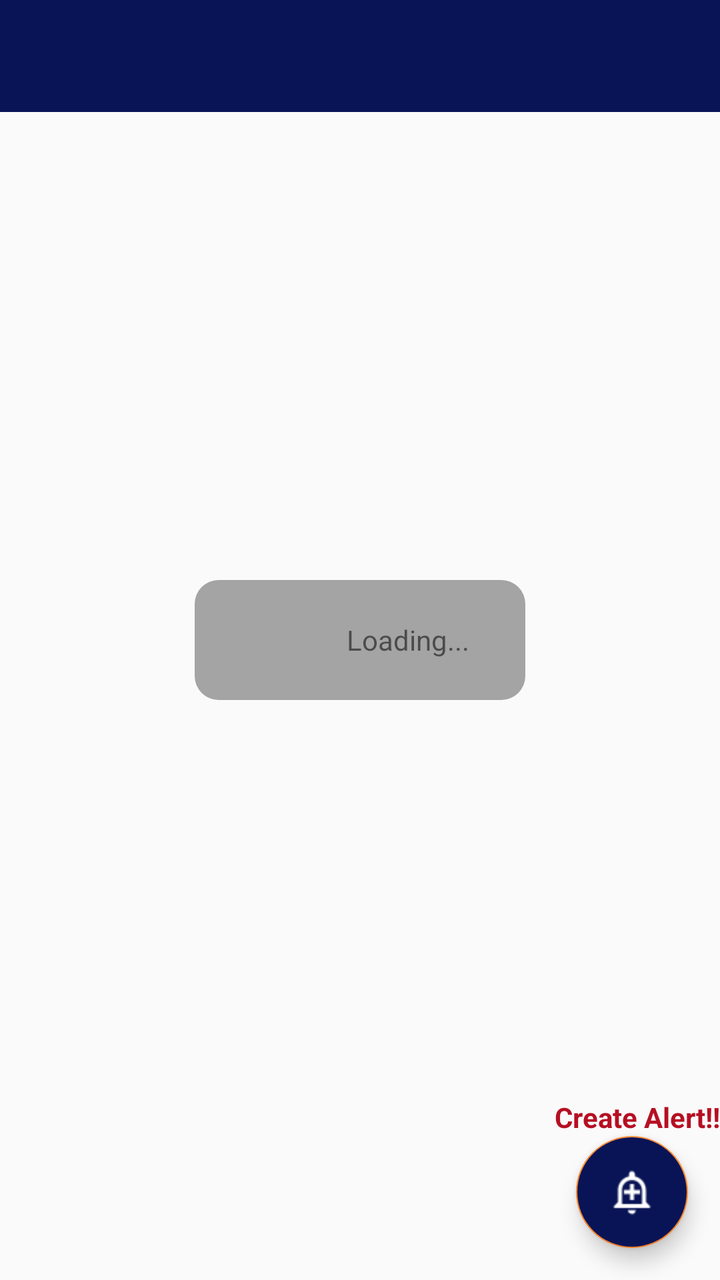
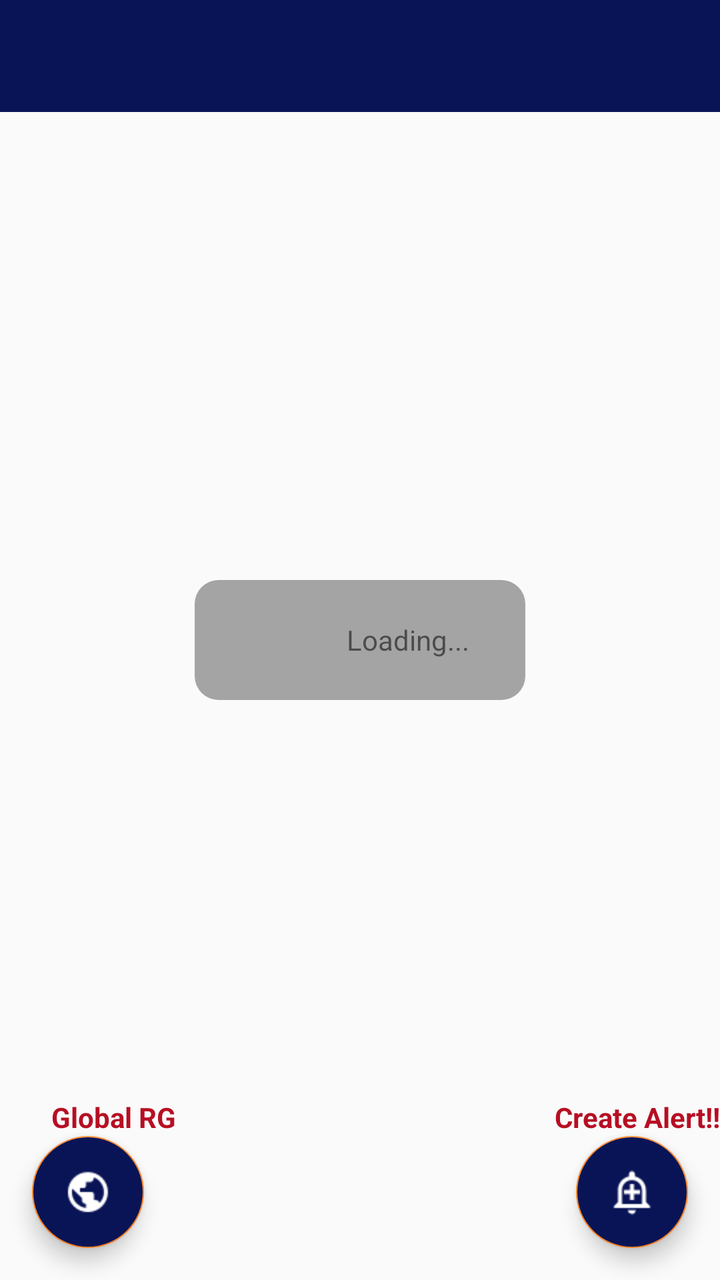

The first picture is an Android layout as it rendered before a commit; the second is the same layout after the commit. The layout source and the unified diff follow.
<!-- AndroidManifest.xml: application theme AppTheme -->
<!-- res/layout/activity_home.xml -->
<?xml version="1.0" encoding="utf-8"?>
<androidx.constraintlayout.widget.ConstraintLayout xmlns:android="http://schemas.android.com/apk/res/android"
    xmlns:app="http://schemas.android.com/apk/res-auto"
    xmlns:tools="http://schemas.android.com/tools"
    android:layout_width="match_parent"
    android:layout_height="match_parent"
    tools:context=".MainActivity">
    <com.google.android.material.appbar.AppBarLayout
        android:id="@+id/layout"

        android:layout_width="match_parent"
        android:layout_height="wrap_content"
        app:layout_constraintTop_toTopOf="parent"
        android:theme="@style/AppTheme.AppBarOverlay">
        <androidx.appcompat.widget.Toolbar
            android:id="@+id/toolbar"
            android:layout_width="match_parent"
            android:layout_height="?attr/actionBarSize"
            android:background="?attr/colorPrimary"
            app:popupTheme="@style/AppTheme.PopupOverlay" />


    </com.google.android.material.appbar.AppBarLayout>


    <androidx.recyclerview.widget.RecyclerView
        android:id="@+id/recycler_view"
        android:layout_width="match_parent"
        android:layout_height="wrap_content"
        android:layout_marginTop="@dimen/_10sdp"
        android:orientation="vertical"
        android:scrollbars="vertical"
        android:visibility="visible"
        app:layout_constraintLeft_toLeftOf="parent"
        app:layout_constraintRight_toRightOf="parent"
        app:layout_constraintTop_toBottomOf="@+id/layout" />


    <LinearLayout
        android:id="@+id/layout_discussions_progress"
        android:layout_width="wrap_content"
        android:layout_height="wrap_content"
        android:layout_centerInParent="true"
        android:background="@drawable/progress_background"
        android:orientation="horizontal"
        android:paddingHorizontal="20dp"
        android:paddingVertical="6dp"
        android:visibility="visible"
        app:layout_constraintBottom_toBottomOf="parent"
        app:layout_constraintEnd_toEndOf="parent"
        app:layout_constraintHorizontal_bias="0.5"
        app:layout_constraintStart_toStartOf="parent"
        app:layout_constraintTop_toTopOf="parent">

        <ProgressBar
            android:layout_width="wrap_content"
            android:layout_height="wrap_content" />

        <TextView
            android:layout_width="wrap_content"
            android:layout_height="wrap_content"
            android:layout_gravity="center_vertical"
            android:layout_marginHorizontal="8dp"
            android:text="Loading..." />

    </LinearLayout>





    <TextView
        android:layout_width="wrap_content"
        android:layout_height="wrap_content"
        android:text="No Data"
        app:layout_constraintBottom_toBottomOf="parent"
        app:layout_constraintEnd_toEndOf="parent"
        android:background="@drawable/error"
        app:layout_constraintHorizontal_bias="0.5"
        app:layout_constraintStart_toStartOf="parent"
        android:id="@+id/texterror"
        app:layout_constraintTop_toBottomOf="@+id/layout"
        android:paddingHorizontal="16dp"
        android:paddingVertical="17dp"
        android:textColor="@color/error"
        android:textSize="17sp"
        android:visibility="gone"/>

    <FrameLayout
        android:id="@+id/main_fragment"
        android:layout_width="match_parent"
        android:layout_height="match_parent"
        android:orientation="vertical"
        app:layout_constraintBottom_toBottomOf="parent"
        app:layout_constraintHorizontal_bias="0.0"
        app:layout_constraintLeft_toLeftOf="parent"
        app:layout_constraintRight_toRightOf="parent"
        app:layout_constraintTop_toTopOf="parent"
        app:layout_constraintVertical_bias="0.0">




    <LinearLayout
        android:layout_width="wrap_content"
        android:layout_height="wrap_content"
        android:layout_gravity="bottom|end"
        android:id="@+id/linear"
        android:orientation="vertical">

        <TextView
            android:layout_width="wrap_content"
            android:layout_height="wrap_content"
            android:layout_gravity="bottom|end"
            android:text="Create Alert!!"
            android:textStyle="bold"
            android:layout_marginRight="@dimen/_5sdp"
            android:textColor="@color/error" />

        <com.google.android.material.floatingactionbutton.FloatingActionButton
            android:id="@+id/floating_action_button"
            style="@style/Widget.Design.FloatingActionButton"
            android:layout_width="wrap_content"
            android:layout_height="wrap_content"
            android:layout_gravity="bottom|end"
            android:layout_marginRight="16dp"
            android:layout_marginBottom="16dp"
            android:background="@color/colorPrimary"
            android:backgroundTint="@color/colorPrimary"
            app:srcCompat="@drawable/addalaert"
            android:layout_marginEnd="16dp" />





    </LinearLayout>

    <LinearLayout
        android:layout_width="wrap_content"
        android:layout_height="wrap_content"
        android:layout_gravity="bottom|start"
        android:id="@+id/linear2"
        android:visibility="gone"
        android:orientation="vertical">

        <TextView
            android:layout_width="wrap_content"
            android:layout_height="wrap_content"
            android:layout_gravity="bottom|end"
            android:text="Join Global"
            android:textStyle="bold"
            android:layout_marginRight="@dimen/_5sdp"
            android:textColor="@color/error" />

        <com.google.android.material.floatingactionbutton.FloatingActionButton
            android:id="@+id/joinGlobal"
            style="@style/Widget.Design.FloatingActionButton"
            android:layout_width="wrap_content"
            android:layout_height="wrap_content"
            android:layout_gravity="bottom|end"
            android:layout_marginLeft="16dp"
            android:layout_marginBottom="16dp"
            android:background="@color/colorPrimary"
            android:backgroundTint="@color/colorPrimary"
            app:srcCompat="@drawable/global"
            android:layout_marginEnd="16dp"
            android:layout_marginStart="16dp" />

    </LinearLayout>

    </FrameLayout>

</androidx.constraintlayout.widget.ConstraintLayout>
<!-- resources referenced by this layout -->
<resources>
  <color name="colorPrimary">#091456</color>
  <color name="error">#B60F23</color>
  <!-- drawable addalaert: png bitmap (drawable, 363 bytes) -->
  <!-- drawable error (drawable) -->
  <?xml version="1.0" encoding="utf-8"?>
  <shape xmlns:android="http://schemas.android.com/apk/res/android"
      android:shape="rectangle">
  
      <solid android:color="#e4e4e4"/>
  
      <corners android:radius="10dp"/>
  
  </shape>
  <!-- drawable global: png bitmap (drawable, 502 bytes) -->
  <!-- drawable progress_background (drawable) -->
  <?xml version="1.0" encoding="utf-8"?>
  <shape xmlns:android="http://schemas.android.com/apk/res/android"
      android:shape="rectangle">
  
      <corners android:radius="12dp"/>
  
      <solid android:color="#a4a4a4"/>
  
  </shape>
  <style name="AppTheme.AppBarOverlay" parent="ThemeOverlay.AppCompat.Dark.ActionBar" />
  <style name="AppTheme.PopupOverlay" parent="ThemeOverlay.AppCompat.Light" />
  <style name="AppTheme" parent="Theme.AppCompat.Light.DarkActionBar">
          
          <item name="colorPrimary">@color/colorPrimary</item>
          <item name="colorPrimaryDark">@color/colorPrimaryDark</item>
          <item name="colorAccent">@color/colorAccent</item>
      </style>
  <color name="colorPrimaryDark">#091456</color>
  <color name="colorAccent">#ff8528</color>
</resources>

<!-- the commit's change to res/layout/activity_home.xml (unified diff, before → after) -->
@@ -22,18 +22,25 @@
 
     </com.google.android.material.appbar.AppBarLayout>
 
+    <androidx.core.widget.NestedScrollView
+        android:layout_width="match_parent"
+        android:layout_height="wrap_content"
+        android:scrollbars="vertical"
+        android:id="@+id/scroll"
+        app:layout_constraintLeft_toLeftOf="parent"
+        app:layout_constraintRight_toRightOf="parent"
+        android:layout_marginTop="@dimen/_10sdp"
+
+        app:layout_constraintTop_toBottomOf="@+id/layout">
+
 
     <androidx.recyclerview.widget.RecyclerView
         android:id="@+id/recycler_view"
         android:layout_width="match_parent"
         android:layout_height="wrap_content"
-        android:layout_marginTop="@dimen/_10sdp"
         android:orientation="vertical"
-        android:scrollbars="vertical"
-        android:visibility="visible"
-        app:layout_constraintLeft_toLeftOf="parent"
-        app:layout_constraintRight_toRightOf="parent"
-        app:layout_constraintTop_toBottomOf="@+id/layout" />
+        android:visibility="visible" />
+    </androidx.core.widget.NestedScrollView >
 
 
     <LinearLayout
@@ -141,14 +148,13 @@
         android:layout_height="wrap_content"
         android:layout_gravity="bottom|start"
         android:id="@+id/linear2"
-        android:visibility="gone"
         android:orientation="vertical">
 
         <TextView
             android:layout_width="wrap_content"
             android:layout_height="wrap_content"
             android:layout_gravity="bottom|end"
-            android:text="Join Global"
+            android:text="Global RG"
             android:textStyle="bold"
             android:layout_marginRight="@dimen/_5sdp"
             android:textColor="@color/error" />
